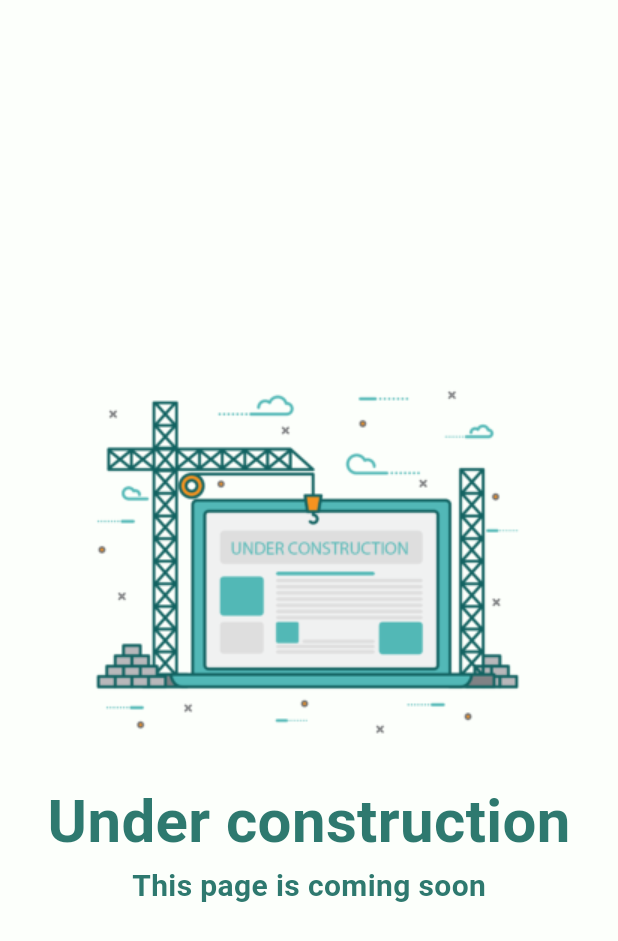
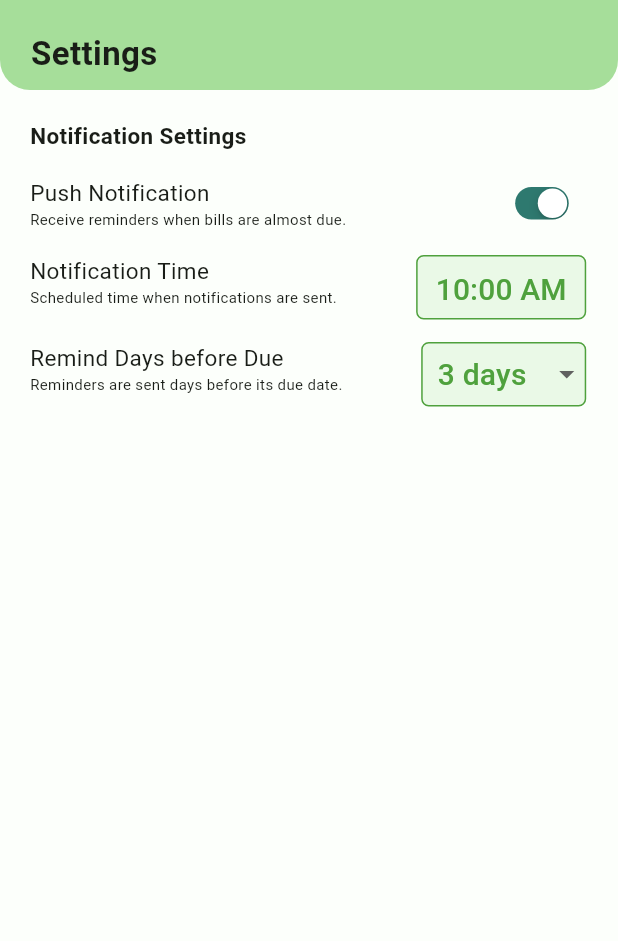
Before and after one commit to patgar217/SwiftFunds, a Flutter app: the MenuScreen screen opened directly, after a tap on "Settings", on a phone screen of 412 x 824 dp. Shown: the top 941 px of the screen. Run offline on Flutter 3.47's test engine with Material 3 defaults, Android fonts, the phone set to English and light mode, and no system bars; our stand-ins replace awesome_notifications, shared_preferences, sqflite; accounts and stored records are empty.

Commit message:
Added notifications

```diff
--- /dev/null
+++ b/lib/Models/notification_setting.dart
@@ -0,0 +1,45 @@
+import 'dart:convert';
+
+NotificationSetting notificationSettingFromMap(String str) => NotificationSetting.fromMap(json.decode(str));
+
+String notificationSettingToMap(NotificationSetting data) => json.encode(data.toMap());
+
+class NotificationSetting {
+    int? id;
+    int userId;
+    bool sendNotifications;
+    int scheduledHour;
+    int scheduledMinute;
+    int scheduledDays;
+
+    NotificationSetting({
+        this.id,
+        required this.userId,
+        required this.sendNotifications,
+        required this.scheduledHour,
+        required this.scheduledMinute,
+        required this.scheduledDays,
+    });
+
+    factory NotificationSetting.fromMap(Map<String, dynamic> json) => NotificationSetting(
+        id: json["id"],
+        userId: json["userId"],
+        sendNotifications: json["sendNotifications"] == 0 ? false : true,
+        scheduledHour: json["scheduledHour"],
+        scheduledMinute: json["scheduledMinute"],
+        scheduledDays: json["scheduledDays"],
+    );
+
+    Map<String, dynamic> toMap() => {
+        "id": id,
+        "userId": userId,
+        "sendNotifications": sendNotifications ? 1 : 0,
+        "scheduledHour": scheduledHour,
+        "scheduledMinute": scheduledMinute,
+        "scheduledDays": scheduledDays,
+    };
+
+    static NotificationSetting defaultNotification(){
+      return NotificationSetting(userId: 0, sendNotifications: true, scheduledHour: 10, scheduledMinute: 0, scheduledDays: 3);
+    }
+}
--- /dev/null
+++ b/lib/Services/notification_setting_service.dart
@@ -0,0 +1,44 @@
+
+import 'package:swiftfunds/Models/notification_setting.dart';
+import 'package:swiftfunds/SQLite/database_service.dart';
+import 'package:swiftfunds/Services/authentication_service.dart';
+
+class NotificationSettingService {
+
+  final db = DatabaseService();
+  final authService = AuthenticationService();
+
+  Future<NotificationSetting> getSettingOfCurrentUser() async{
+    int? loggedId = await authService.getLoggedId();
+
+    if(loggedId != null){
+      return await db.getNotificationSetting(loggedId);
+    }
+    return NotificationSetting.defaultNotification();
+  }
+
+  Future<int> createSetting(int userId, bool sendNotifications, int scheduledHour, int scheduledMinute,int scheduledDays ) async{
+    NotificationSetting notificationSetting = NotificationSetting(userId: userId, sendNotifications: sendNotifications, scheduledHour: scheduledHour, scheduledMinute: scheduledMinute, scheduledDays: scheduledDays);
+    return await db.createNotificationSetting(notificationSetting);
+  }
+
+  Future<int> createDefaultSetting(int userId) async{
+    NotificationSetting notificationSetting = NotificationSetting.defaultNotification();
+    notificationSetting.userId = userId;
+    return await db.createNotificationSetting(notificationSetting);
+  }
+
+  Future<int> updateSetting(int userId, bool sendNotifications, int scheduledHour, int scheduledMinute,int scheduledDays ) async{
+    return await db.updateNotificationSetting(userId, sendNotifications, scheduledHour, scheduledMinute, scheduledDays);
+  }
+
+  Future<int> updateSettingOfCurrentUser(bool sendNotifications, int scheduledHour, int scheduledMinute,int scheduledDays ) async{
+    int? loggedId = await authService.getLoggedId();
+
+    if(loggedId != null){
+      return await db.updateNotificationSetting(loggedId, sendNotifications, scheduledHour, scheduledMinute, scheduledDays);
+    }
+    return 0;
+  }
+
+}
--- a/lib/Views/login.dart
+++ b/lib/Views/login.dart
@@ -13,7 +13,7 @@ class LoginScreen extends StatefulWidget {
   const LoginScreen({ super.key });
 
   @override
-  _LoginState createState() => _LoginState();
+  State<LoginScreen> createState() => _LoginState();
 }
 
 class _LoginState extends State<LoginScreen> {
--- a/lib/Views/menu.dart
+++ b/lib/Views/menu.dart
@@ -1,6 +1,7 @@
 import 'package:flutter/material.dart';
 import 'package:swiftfunds/Components/colors.dart';
 import 'package:swiftfunds/Services/authentication_service.dart';
+import 'package:swiftfunds/Views/settings.dart';
 import 'package:swiftfunds/Views/under_construction.dart';
 import 'package:swiftfunds/Views/login.dart';
 import 'package:swiftfunds/Views/transaction_history.dart';
@@ -73,7 +74,7 @@ class _MenuScreenState extends State<MenuScreen> {
                       trailing: const Icon(Icons.arrow_right,size: 30),
                       title: const Text("Settings", style: TextStyle(fontSize: 18)),
                       onTap: (){
-                        Navigator.push(context, MaterialPageRoute(builder: (context)=>const UnderConstructionScreen()));
+                        Navigator.push(context, MaterialPageRoute(builder: (context)=>const SettingsScreen()));
                       }
                     ),
                     const Divider(
--- /dev/null
+++ b/lib/Views/settings.dart
@@ -0,0 +1,238 @@
+import 'package:flutter/cupertino.dart';
+import 'package:flutter/material.dart';
+import 'package:swiftfunds/Components/colors.dart';
+import 'package:swiftfunds/Models/notification_setting.dart';
+import 'package:swiftfunds/Services/notification_service.dart';
+import 'package:swiftfunds/Services/notification_setting_service.dart';
+
+class SettingsScreen extends StatefulWidget {
+  const SettingsScreen({super.key});
+
+  @override
+  State<SettingsScreen> createState() => _SettingsScreenState();
+}
+
+class _SettingsScreenState extends State<SettingsScreen> {
+  bool isSettingsLoaded = false;
+  bool isNotificationsOn = true;
+  late NotificationSetting notificationSetting;
+  int scheduledDays = 3;
+  TimeOfDay timeOfDay = const TimeOfDay(hour: 10, minute: 0);
+  List<int> days = [1, 2, 3];
+
+  final notificationSettingService = NotificationSettingService();
+
+  @override
+  void initState() {
+    super.initState();
+    loadSettings();
+  }
+
+  loadSettings() async {
+    notificationSetting = await notificationSettingService.getSettingOfCurrentUser();
+
+    setState(() {
+      isSettingsLoaded = true;
+      isNotificationsOn = notificationSetting.sendNotifications;
+      timeOfDay = TimeOfDay(hour: notificationSetting.scheduledHour, minute: notificationSetting.scheduledMinute);
+      scheduledDays = notificationSetting.scheduledDays;
+    });
+  }
+
+  Future<void> toggleNotification(bool value) async {
+    setState(() {
+      isNotificationsOn = value;
+    });
+    notificationSettingService.updateSettingOfCurrentUser(value, timeOfDay.hour, timeOfDay.minute, scheduledDays);
+
+    if(!value){
+      NotificationService.deleteAllNotifications();
+    }
+  }
+
+  Future<void> selectTime() async {
+    TimeOfDay? timePicked = await showTimePicker(
+      context: context, initialTime: timeOfDay
+    );
+
+    if(timePicked != null){
+      setState(() {
+        timeOfDay = timePicked;
+      });
+      notificationSettingService.updateSettingOfCurrentUser(isNotificationsOn, timePicked.hour, timePicked.minute, scheduledDays);
+      NotificationService.editAllNotifications();
+    }
+  }
+
+  Future<void> selectDay(int day) async {
+    setState(() {
+      scheduledDays = day;
+    });
+    notificationSettingService.updateSettingOfCurrentUser(isNotificationsOn, timeOfDay.hour, timeOfDay.minute, day);
+    NotificationService.editAllNotifications();
+  }
+
+  @override
+  Widget build(BuildContext context) {
+
+    Size size = MediaQuery.of(context).size;
+    return Scaffold(
+      backgroundColor: backgroundColor,
+      body: SafeArea(
+        child: Container(
+          color: backgroundColor,
+          child: Column(
+            children: [
+              Expanded(
+                child: Stack(
+                  clipBehavior: Clip.none,
+                  children: [
+                    Container(
+                      decoration: const BoxDecoration(
+                        color: primaryColor,
+                        borderRadius: BorderRadius.only(
+                          bottomLeft: Radius.circular(20.0),
+                          bottomRight: Radius.circular(20.0),
+                        ),
+                      ),
+                      height: 60,
+                    ),
+                    Positioned(
+                      top: 20,
+                      left: size.width * .05,
+                      child: const Text("Settings", style: TextStyle(fontSize: 22, fontWeight: FontWeight.bold),)
+                    ),
+                    Positioned(
+                      top: 70,
+                      child: Padding(
+                        padding: const EdgeInsets.symmetric(horizontal: 20.0, vertical: 10),
+                        child: SizedBox(
+                          width: size.width * .9,
+                          child: Column(
+                            mainAxisAlignment: MainAxisAlignment.start,
+                            crossAxisAlignment: CrossAxisAlignment.start,
+                            children: [
+                              const Text("Notification Settings", style: TextStyle(fontSize: 15, fontWeight: FontWeight.bold),),
+                              const SizedBox(height: 15,),
+                              Row(
+                                children: [
+                                  const Column(
+                                    crossAxisAlignment: CrossAxisAlignment.start,
+
+                                    children: [
+                                      Text("Push Notification", style: TextStyle(fontSize: 15),),
+                                      Text("Receive reminders when bills are almost due.", style: TextStyle(fontSize: 10),),
+                                    ],
+                                  ),
+                                  const Spacer(),
+                                  Transform.scale(
+                                    scale: 0.7,
+                                    child: CupertinoSwitch(
+                                      value: isNotificationsOn,
+                                      onChanged: (value) {
+                                        toggleNotification(value);
+                                      },
+                                      activeColor: secondaryDark,
+                                      trackColor: const Color.fromARGB(255, 214, 214, 214),
+                                    ),
+                                  )
+                                ],
+                              ),
+                              const SizedBox(height: 15,),
+                              if(isNotificationsOn) Row(
+                                crossAxisAlignment: CrossAxisAlignment.start,
+                                mainAxisAlignment: MainAxisAlignment.center,
+                                mainAxisSize: MainAxisSize.min,
+                                children: [
+                                  const Column(
+                                    crossAxisAlignment: CrossAxisAlignment.start,
+
+                                    children: [
+                                      Text("Notification Time", style: TextStyle(fontSize: 15),),
+                                      Text("Scheduled time when notifications are sent.", style: TextStyle(fontSize: 10),),
+                                    ],
+                                  ),
+                                  const Spacer(),
+                                  Container(
+                                    height: 43,
+                                    transformAlignment: Alignment.center,
+                                    decoration: BoxDecoration(
+                                      color: primaryLightest,
+                                      border: Border.all( // Add a border around all sides
+                                        color: primaryDark, // Set the desired border color
+                                        width: 1, // Optional: Set the border width (default is 1.0)
+                                      ),
+                                      borderRadius: BorderRadius.circular(5)
+                                    ),
+                                    child: TextButton(
+                                      onPressed: ()async{await selectTime();},
+                                      child: Text(timeOfDay.format(context), style: const TextStyle(fontSize: 20, color: primaryDark),),),
+                                  )
+
+                                ]
+                              ),
+                              const SizedBox(height: 15,),
+                              if(isNotificationsOn) Row(
+                                crossAxisAlignment: CrossAxisAlignment.start,
+                                mainAxisAlignment: MainAxisAlignment.center,
+                                mainAxisSize: MainAxisSize.min,
+                                children: [
+                                  const Column(
+                                    crossAxisAlignment: CrossAxisAlignment.start,
+
+                                    children: [
+                                      Text("Remind Days before Due", style: TextStyle(fontSize: 15),),
+                                      Text("Reminders are sent days before its due date.", style: TextStyle(fontSize: 10),),
+                                    ],
+                                  ),
+                                  const Spacer(),
+                                  Container(
+                                    width: 110,
+                                    height: 43,
+                                    transformAlignment: Alignment.center,
+                                    decoration: BoxDecoration(
+                                      color: primaryLightest,
+                                      border: Border.all( // Add a border around all sides
+                                        color: primaryDark, // Set the desired border color
+                                        width: 1, // Optional: Set the border width (default is 1.0)
+                                      ),
+                                      borderRadius: BorderRadius.circular(5)
+                                    ),
+                                    child: DropdownButtonHideUnderline(
+                                      child: DropdownButton<int>(
+                                        value: scheduledDays,
+                                        onChanged: (int? newValue) {
+                                          selectDay(newValue?? 3);
+                                        },
+                                        items: days.map((int kv) {
+                                          return DropdownMenuItem<int>(
+                                            value: kv,
+                                            child: Padding(
+                                              padding: const EdgeInsets.symmetric(horizontal: 10.0),
+                                              child: Text(kv.toString() + (kv == 1 ? ' day' : ' days'), textAlign: TextAlign.center ,style: const TextStyle(fontSize: 20, color: primaryDark)),
+                                            ),
+                                          );
+                                        }).toList(),
+                                        isExpanded: true,
+                                      )
+                                    ),
+                                  )
+
+                                ]
+                              ),
+
+                            ],
+                          ),
+                        ),
+                      ),
+                    ),
+                  ]
+                )
+              )
+            ]
+          )
+        )
+      )
+    );
+  }
+}
```
Also changed, not shown: lib/SQLite/database_helper.dart (+44 -13 lines), lib/SQLite/database_service.dart (+33 -0 lines), lib/Services/bill_service.dart (+9 -2 lines), lib/Services/notification_service.dart (+50 -10 lines), lib/Views/add_biller.dart (+7 -7 lines), lib/Views/signup.dart (+6 -3 lines).
